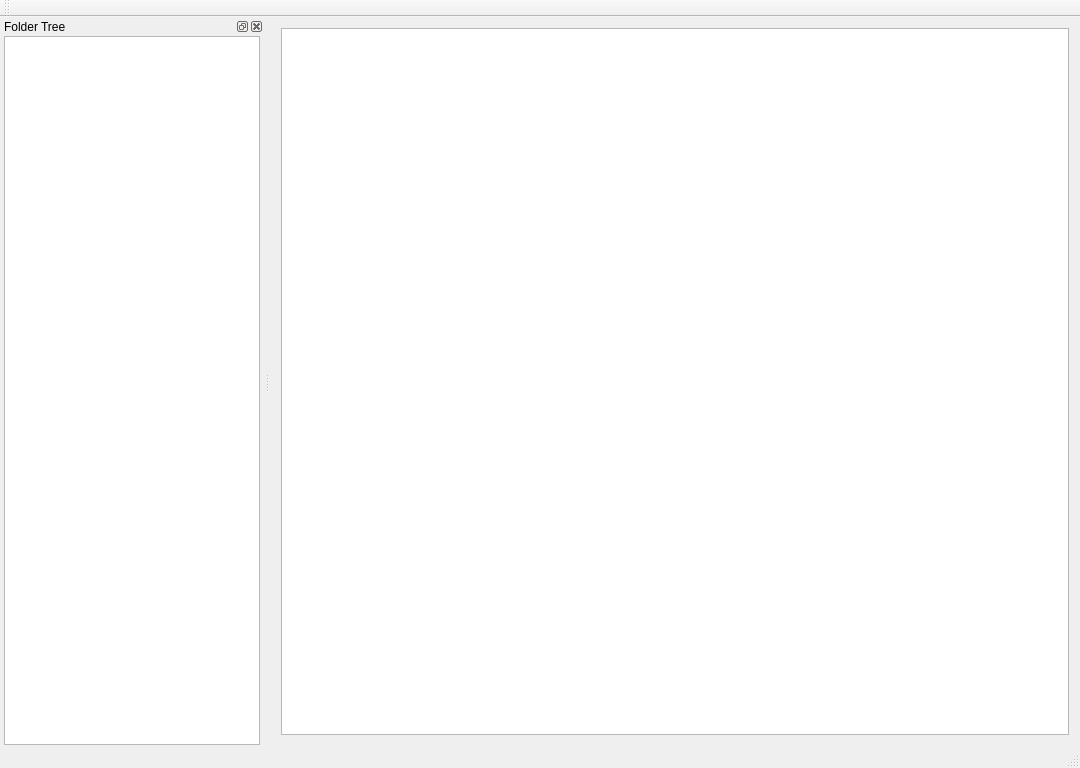
Naoto89/Neptune, file Neptune/Neptune/Neptune.ui: the form before one commit.
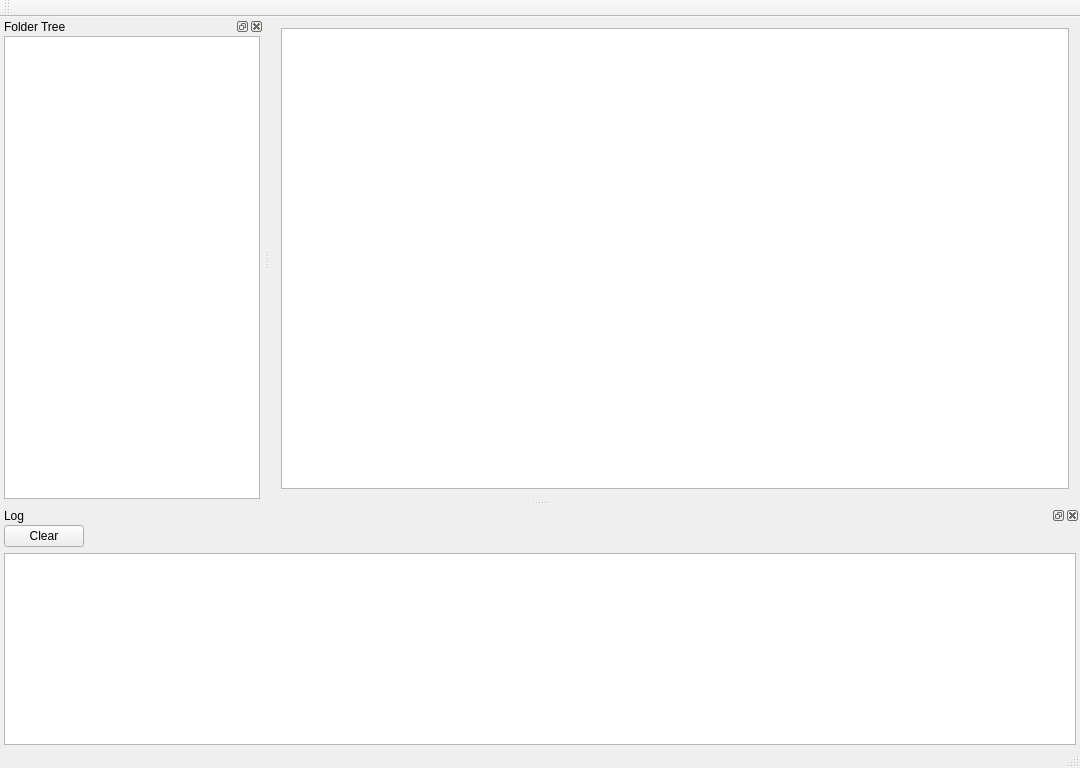
The form after the commit.

What changed in the file:
```diff
--- a/Neptune/Neptune/Neptune.ui
+++ b/Neptune/Neptune/Neptune.ui
@@ -69,6 +69,60 @@
     </layout>
    </widget>
   </widget>
+  <widget class="QDockWidget" name="m_dockWidgetLog">
+   <property name="windowTitle">
+    <string>Log</string>
+   </property>
+   <attribute name="dockWidgetArea">
+    <number>8</number>
+   </attribute>
+   <widget class="QWidget" name="m_dockWidgetContentsLog">
+    <layout class="QGridLayout" name="gridLayout_2">
+     <property name="leftMargin">
+      <number>4</number>
+     </property>
+     <property name="topMargin">
+      <number>0</number>
+     </property>
+     <property name="rightMargin">
+      <number>4</number>
+     </property>
+     <property name="bottomMargin">
+      <number>1</number>
+     </property>
+     <item row="0" column="0">
+      <widget class="QPushButton" name="m_pushButtonLogClear">
+       <property name="text">
+        <string>Clear</string>
+       </property>
+      </widget>
+     </item>
+     <item row="0" column="1">
+      <spacer name="horizontalSpacer">
+       <property name="orientation">
+        <enum>Qt::Horizontal</enum>
+       </property>
+       <property name="sizeHint" stdset="0">
+        <size>
+         <width>40</width>
+         <height>20</height>
+        </size>
+       </property>
+      </spacer>
+     </item>
+     <item row="1" column="0" colspan="2">
+      <widget class="QTextEdit" name="m_textEditLog">
+       <property name="sizePolicy">
+        <sizepolicy hsizetype="MinimumExpanding" vsizetype="MinimumExpanding">
+         <horstretch>0</horstretch>
+         <verstretch>0</verstretch>
+        </sizepolicy>
+       </property>
+      </widget>
+     </item>
+    </layout>
+   </widget>
+  </widget>
  </widget>
  <layoutdefault spacing="6" margin="11"/>
  <resources>
```
Left out of the diff: 19 changed lines with no effect on the pictures.
